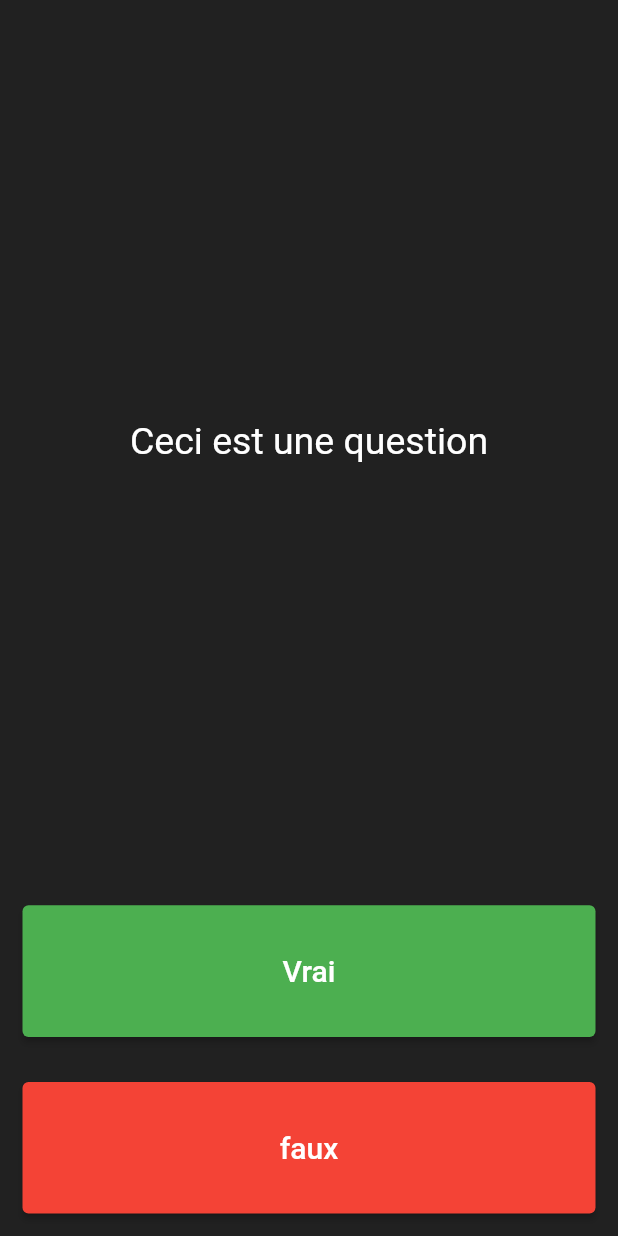
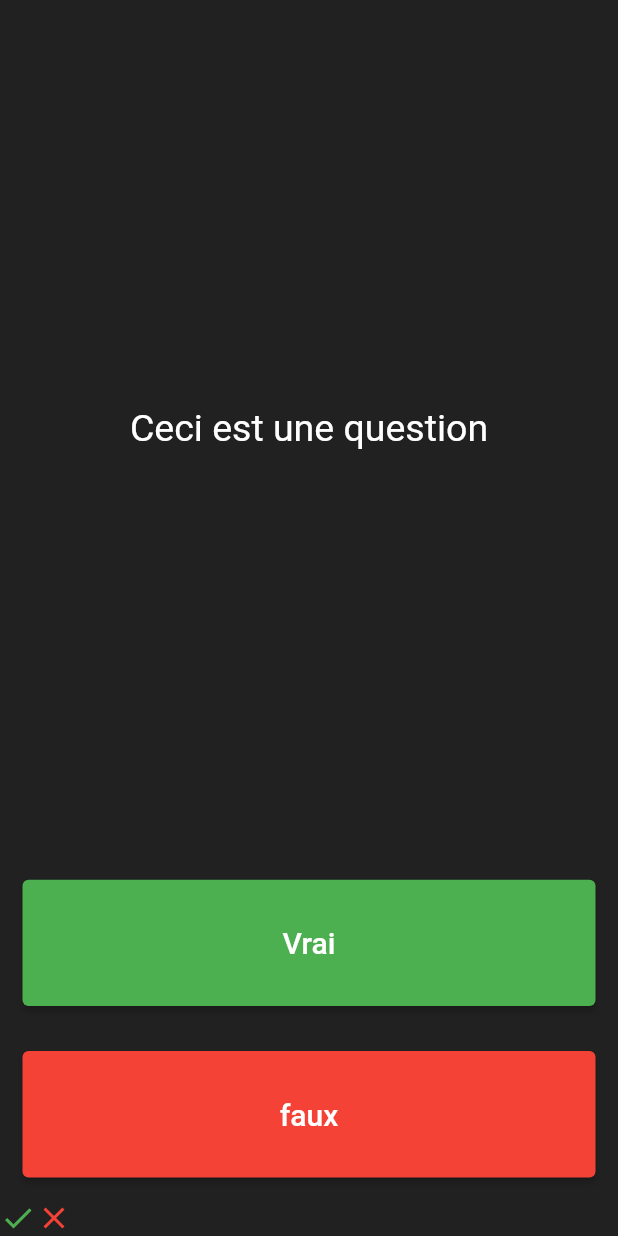
Before and after one commit to taip6494/quizz, a Flutter app: the screen it shows after launch, on a phone screen of 412 x 824 dp. Run offline on Flutter 3.47's test engine with Material 2 defaults, Android fonts, the phone set to English and light mode, and no system bars.

Commit message:
2 - Suivi du score

```diff
--- a/lib/main.dart
+++ b/lib/main.dart
@@ -73,7 +73,12 @@ class body extends State<_body> {
             ),
           ),
         ),
-
+        Row(
+          children: [
+            Icon(Icons.check, color: Colors.green),
+            Icon(Icons.clear, color: Colors.red),
+          ],
+        )
     ]
     );
   }
```
